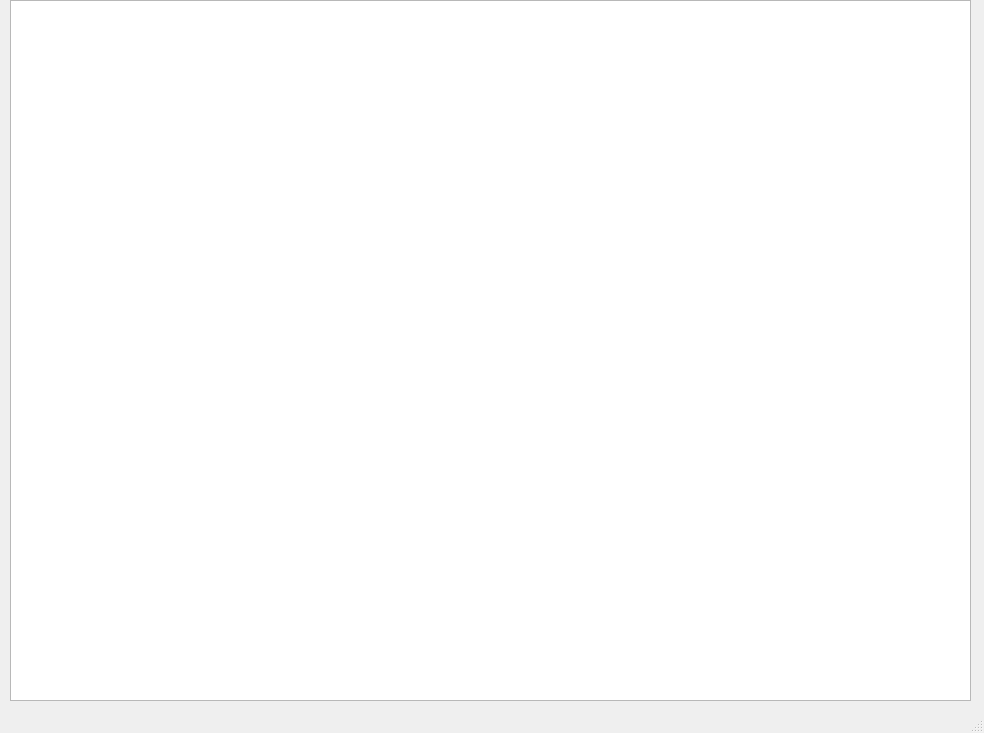
Before: the Qt Designer form main.ui in sapogi/coffee, drawn with Qt 5.
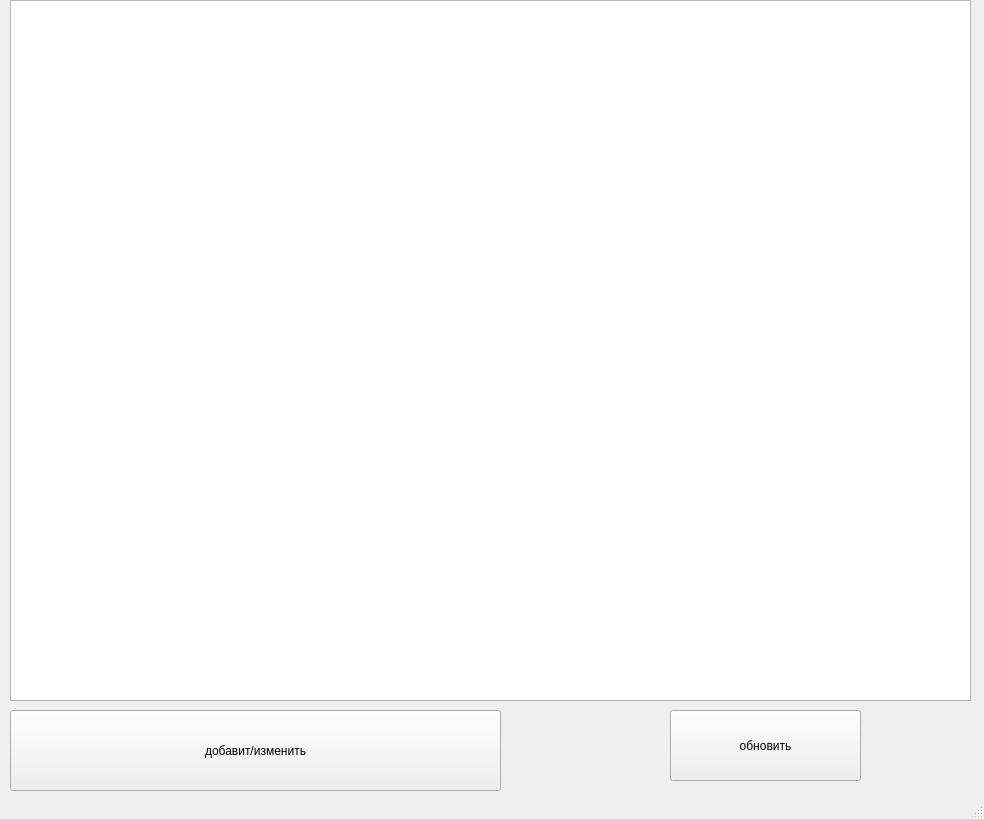
After: the same form once the commit is applied.

The edit to the form file:
```diff
--- a/main.ui
+++ b/main.ui
@@ -7,7 +7,7 @@
     <x>0</x>
     <y>0</y>
     <width>984</width>
-    <height>733</height>
+    <height>819</height>
    </rect>
   </property>
   <property name="windowTitle">
@@ -29,6 +29,32 @@
      </item>
     </layout>
    </widget>
+   <widget class="QPushButton" name="pushButton">
+    <property name="geometry">
+     <rect>
+      <x>10</x>
+      <y>710</y>
+      <width>491</width>
+      <height>81</height>
+     </rect>
+    </property>
+    <property name="text">
+     <string>добавит/изменить</string>
+    </property>
+   </widget>
+   <widget class="QPushButton" name="pushButton_2">
+    <property name="geometry">
+     <rect>
+      <x>670</x>
+      <y>710</y>
+      <width>191</width>
+      <height>71</height>
+     </rect>
+    </property>
+    <property name="text">
+     <string>обновить</string>
+    </property>
+   </widget>
   </widget>
   <widget class="QStatusBar" name="statusbar"/>
  </widget>
```
